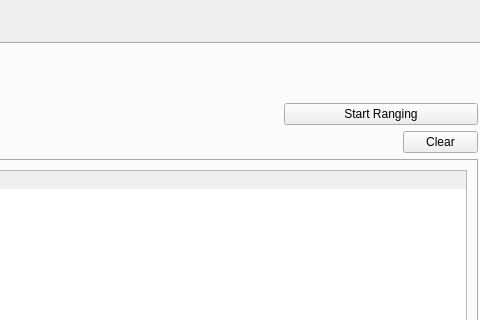
Above: interface_app/beluga_gui/beluga_gui.ui from WiseLabCMU/Beluga-2.0 before the change; both pictures show x 735 to 1215 and y 0 to 320 of the 1215 by 650 pixel window. Below: the same form after it.
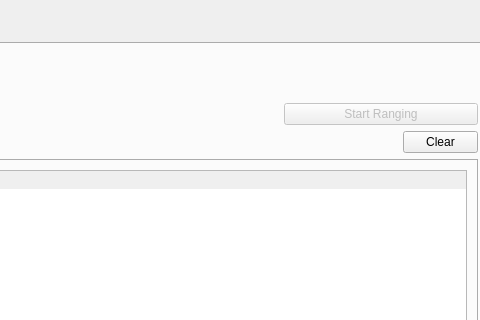
That is the form after the change. The open tabs and pages were chosen to show the change. Custom widgets are drawn as their Qt base class.

Commit message: Now disabling the start ranging button

Patch:
```diff
--- a/interface_app/beluga_gui/beluga_gui.ui
+++ b/interface_app/beluga_gui/beluga_gui.ui
@@ -1867,6 +1867,9 @@
           </item>
           <item row="2" column="5">
            <widget class="StartRangingButton" name="ranges_ranging_pushbutton">
+            <property name="enabled">
+             <bool>false</bool>
+            </property>
             <property name="text">
              <string>Start Ranging</string>
             </property>
```
The commit also changes 3 other files.
